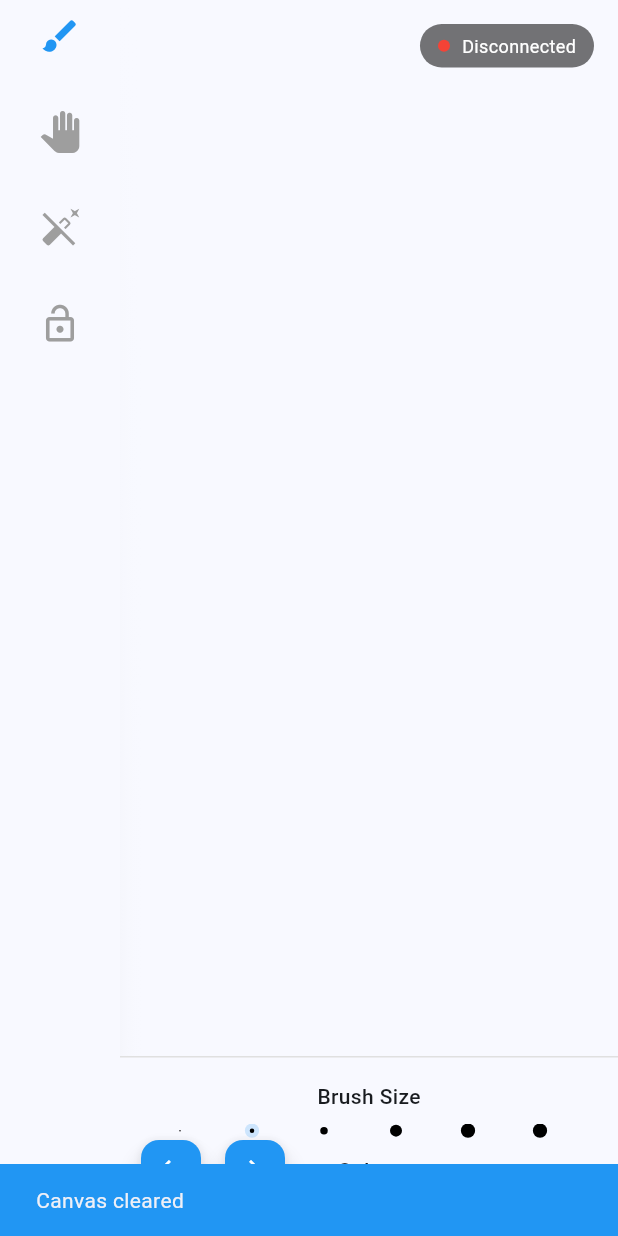
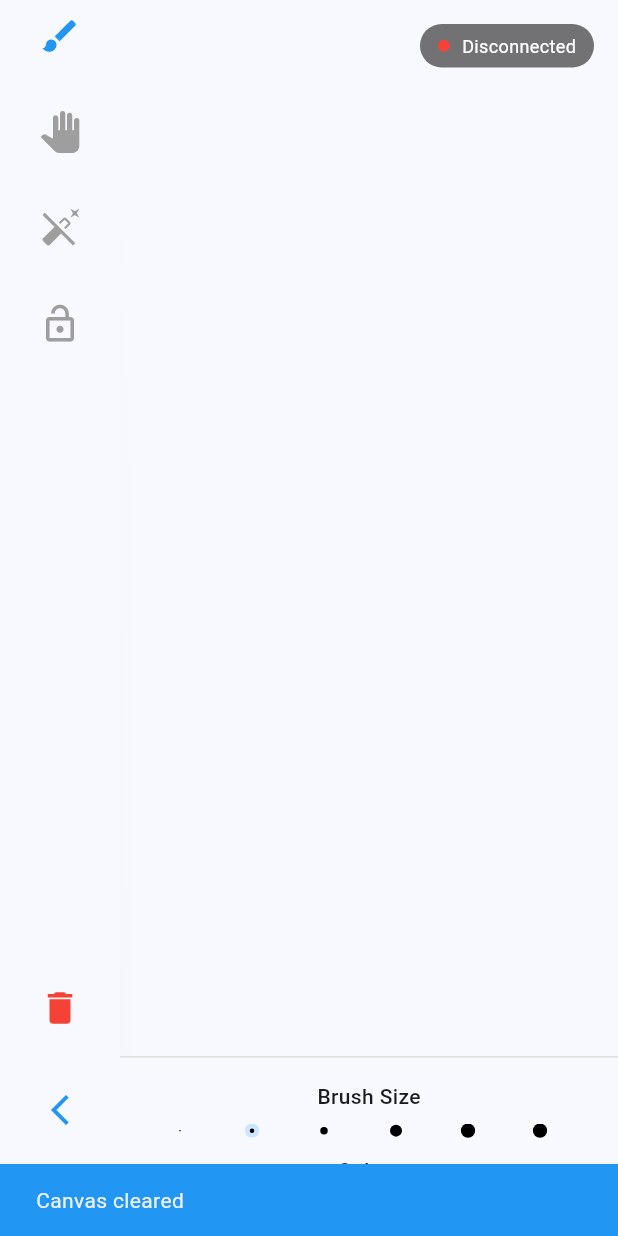
Before and after one commit to JUSAIR-JSR/WhiteBoardMobileAndDesktopApp, a Flutter app: the screen it shows after launch, after a tap on the "delete" icon, on a phone screen of 412 x 824 dp. Run offline on Flutter 3.47's test engine with Material 3 defaults, Android fonts, the phone set to English and light mode, and no system bars; our stand-ins replace socket_io_client; network calls fail.

Commit message:
Touch part is fixed

```diff
--- a/mobile/lib/main.dart
+++ b/mobile/lib/main.dart
@@ -1,3 +1,4 @@
+// mobile/lib/main.dart
 import 'dart:async';
 import 'package:flutter/material.dart';
 import 'package:socket_io_client/socket_io_client.dart' as IO;
@@ -21,17 +22,11 @@ class MyApp extends StatelessWidget {
       debugShowCheckedModeBanner: false,
       theme: ThemeData(
         useMaterial3: true,
-        colorScheme: ColorScheme.fromSeed(
-          seedColor: Colors.blue,
-          brightness: Brightness.light,
-        ),
+        colorScheme: ColorScheme.fromSeed(seedColor: Colors.blue, brightness: Brightness.light),
       ),
       darkTheme: ThemeData(
         useMaterial3: true,
-        colorScheme: ColorScheme.fromSeed(
-          seedColor: Colors.blue,
-          brightness: Brightness.dark,
-        ),
+        colorScheme: ColorScheme.fromSeed(seedColor: Colors.blue, brightness: Brightness.dark),
       ),
       home: WhiteboardPage(),
     );
@@ -50,7 +45,7 @@ class _WhiteboardPageState extends State<WhiteboardPage> {
   Stroke? currentStroke;
 
   final ScrollController _scrollController = ScrollController();
-  final _strokesStreamController = StreamController<List<Stroke>>.broadcast();
+  final StreamController<List<Stroke>> _strokesStreamController = StreamController<List<Stroke>>.broadcast();
 
   ToolMode _currentTool = ToolMode.pen;
   bool _isLocked = false;
@@ -59,7 +54,10 @@ class _WhiteboardPageState extends State<WhiteboardPage> {
   double _strokeWidth = 3.0;
 
   Offset _lastPan = Offset.zero;
-  late RenderBox _canvasBox;
+
+  // SINGLE GlobalKey for the canvas (must be unique)
+  final GlobalKey _canvasKey = GlobalKey();
+  RenderBox? _canvasBox; // will be set after frame
 
   // Color presets for quick access
   final List<Color> _colorPresets = [
@@ -81,7 +79,12 @@ class _WhiteboardPageState extends State<WhiteboardPage> {
     super.initState();
 
     WidgetsBinding.instance.addPostFrameCallback((_) {
-      _canvasBox = context.findRenderObject() as RenderBox;
+      // safely assign the canvas render box after first frame
+      try {
+        _canvasBox = _canvasKey.currentContext?.findRenderObject() as RenderBox?;
+      } catch (_) {
+        _canvasBox = null;
+      }
     });
 
     _setupSocket();
@@ -134,18 +137,14 @@ class _WhiteboardPageState extends State<WhiteboardPage> {
 
   void _setupScrollListener() {
     _scrollController.addListener(() {
-      // Update UI if needed for scroll position indicators
+      // Currently unused, but keeps you ready for scroll indicators / sync UI
     });
   }
 
   void _showSnackBar(String message, Color color) {
-    ScaffoldMessenger.of(context).showSnackBar(
-      SnackBar(
-        content: Text(message),
-        backgroundColor: color,
-        duration: Duration(seconds: 2),
-      ),
-    );
+    if (!mounted) return;
+    ScaffoldMessenger.of(context).removeCurrentSnackBar();
+    ScaffoldMessenger.of(context).showSnackBar(SnackBar(content: Text(message), backgroundColor: color, duration: Duration(seconds: 2)));
   }
 
   String colorToHex(Color c) {
@@ -153,8 +152,17 @@ class _WhiteboardPageState extends State<WhiteboardPage> {
     return "#" + hex.substring(2);
   }
 
+  // SAFELY convert global position -> canvas absolute coordinates
   Offset getCanvasPosition(Offset globalPos) {
-    final local = _canvasBox.globalToLocal(globalPos);
+    // Ensure _canvasBox is available (try to reassign if null)
+    _canvasBox ??= _canvasKey.currentContext?.findRenderObject() as RenderBox?;
+    if (_canvasBox == null) {
+      // fallback: use globalPos as-is (best effort)
+      final fallbackLocal = globalPos;
+      final absX = fallbackLocal.dx + _scrollController.offset;
+      return Offset(absX, fallbackLocal.dy);
+    }
+    final local = _canvasBox!.globalToLocal(globalPos);
     final absX = local.dx + _scrollController.offset;
     return Offset(absX, local.dy);
   }
@@ -237,12 +245,17 @@ class _WhiteboardPageState extends State<WhiteboardPage> {
             _currentTool = mode;
             if (mode == ToolMode.lock) {
               _isLocked = !_isLocked;
+            } else if (mode == ToolMode.eraser) {
+              // keep mode set to eraser
+            } else {
+              // normal selection
             }
           });
         },
       ),
     );
   }
+
   Widget _buildColorPreset(Color color) {
     final isSelected = _selectedColor.value == color.value && _currentTool == ToolMode.pen;
     return GestureDetector(
@@ -308,6 +321,15 @@ Widget build(BuildContext context) {
     final screenSize = MediaQuery.of(context).size;
     final isPortrait = screenSize.height > screenSize.width;
 
+    // ensure canvasBox is available if possible (safety)
+    if (_canvasBox == null && _canvasKey.currentContext != null) {
+      try {
+        _canvasBox = _canvasKey.currentContext!.findRenderObject() as RenderBox?;
+      } catch (_) {
+        _canvasBox = null;
+      }
+    }
+
     return WillPopScope(
       onWillPop: () async {
         if (strokes.isNotEmpty) {
@@ -317,14 +339,8 @@ Widget build(BuildContext context) {
               title: Text('Unsaved Changes'),
               content: Text('You have unsaved drawings. Are you sure you want to exit?'),
               actions: [
-              TextButton(
-                onPressed: () => Navigator.of(context).pop(false),
-                child: Text('Cancel'),
-              ),
-              TextButton(
-                onPressed: () => Navigator.of(context).pop(true),
-                child: Text('Exit'),
-              ),
+                TextButton(onPressed: () => Navigator.of(context).pop(false), child: Text('Cancel')),
+                TextButton(onPressed: () => Navigator.of(context).pop(true), child: Text('Exit')),
               ],
             ),
           );
@@ -336,24 +352,16 @@ Widget build(BuildContext context) {
         body: Stack(
           children: [
             // Background
-          Container(
-            color: Theme.of(context).colorScheme.background,
-          ),
+            Container(color: Theme.of(context).colorScheme.background),
 
             Row(
               children: [
-              // Enhanced Sidebar
+                // Enhanced Sidebar (kept as your old UI)
                 Container(
                   width: isPortrait ? 80 : 100,
                   decoration: BoxDecoration(
                     color: Theme.of(context).colorScheme.surface,
-                  boxShadow: [
-                    BoxShadow(
-                      color: Colors.black26,
-                      blurRadius: 8,
-                      offset: Offset(2, 0),
-                    ),
-                  ],
+                    boxShadow: [BoxShadow(color: Colors.black26, blurRadius: 8, offset: Offset(2, 0))],
                   ),
                   child: SafeArea(
                     child: Column(
@@ -377,20 +385,39 @@ Widget build(BuildContext context) {
                           ],
                         ),
 
-                      // Bottom Actions
+                      // Bottom Actions + Scroll Buttons
 Column(
   children: [
-                          // TODO: Implement undo functionality
-                          // _buildToolButton(Icons.undo, 'Undo', ToolMode.pen),
-                          // SizedBox(height: 16),
+    // DELETE
     IconButton(
       icon: Icon(Icons.delete, size: 28),
       color: Colors.red,
       onPressed: _clearAll,
       tooltip: 'Clear Canvas',
     ),
+
+    SizedBox(height: 20),
+
+    // SCROLL LEFT
+    IconButton(
+      icon: Icon(Icons.arrow_back_ios_new),
+      color: Colors.blue,
+      tooltip: "Scroll Left",
+      onPressed: _scrollLeft,
+    ),
+
+    SizedBox(height: 12),
+
+    // SCROLL RIGHT
+    IconButton(
+      icon: Icon(Icons.arrow_forward_ios),
+      color: Colors.blue,
+      tooltip: "Scroll Right",
+      onPressed: _scrollRight,
+    ),
   ],
 ),
+
                       ],
                     ),
                   ),
@@ -419,15 +446,12 @@ Widget build(BuildContext context) {
                           child: SingleChildScrollView(
                             controller: _scrollController,
                             scrollDirection: Axis.horizontal,
-                          physics: _currentTool == ToolMode.move
-                              ? AlwaysScrollableScrollPhysics()
-                              : NeverScrollableScrollPhysics(),
+                            physics: _currentTool == ToolMode.move ? AlwaysScrollableScrollPhysics() : NeverScrollableScrollPhysics(),
                             child: SizedBox(
                               width: CANVAS_WIDTH,
                               height: screenSize.height - (isPortrait ? 120 : 80),
                               child: GestureDetector(
                                 behavior: HitTestBehavior.opaque,
-
                                 onPanStart: (details) {
                                   if (_currentTool == ToolMode.move) {
                                     _lastPan = details.globalPosition;
@@ -438,7 +462,6 @@ Widget build(BuildContext context) {
                                   final pos = getCanvasPosition(details.globalPosition);
                                   _startStroke(pos);
                                 },
-
                                 onPanUpdate: (details) {
                                   if (_currentTool == ToolMode.move) {
                                     final dx = _lastPan.dx - details.globalPosition.dx;
@@ -456,26 +479,26 @@ Widget build(BuildContext context) {
                                   final pos = getCanvasPosition(details.globalPosition);
                                   _appendStroke(pos);
                                 },
-
                                 onPanEnd: (_) {
                                   if (_currentTool != ToolMode.move && !_isLocked) {
                                     _endStroke();
                                   }
                                 },
-
                                 onPanCancel: () {
                                   if (_currentTool != ToolMode.move && !_isLocked) {
                                     _endStroke();
                                   }
                                 },
-
                                 child: StreamBuilder<List<Stroke>>(
                                   stream: _strokesStreamController.stream,
                                   initialData: strokes,
                                   builder: (context, snapshot) {
-                                  return CustomPaint(
+                                    return RepaintBoundary(
+                                      child: CustomPaint(
+                                        key: _canvasKey, // <-- SINGLE key here
                                         size: Size(CANVAS_WIDTH, screenSize.height - (isPortrait ? 120 : 80)),
                                         painter: BoardPainter(snapshot.data ?? []),
+                                      ),
                                     );
                                   },
                                 ),
@@ -493,28 +516,7 @@ Widget build(BuildContext context) {
               ],
             ),
 
-          // Scroll Buttons
-          Positioned(
-            left: 90,
-            bottom: 20,
-            child: Row(
-              children: [
-                FloatingActionButton.small(
-                  heroTag: 'scroll_left',
-                  backgroundColor: Colors.blue,
-                  onPressed: _scrollLeft,
-                  child: Icon(Icons.arrow_back_ios, color: Colors.white, size: 16),
-                ),
-                SizedBox(width: 8),
-                FloatingActionButton.small(
-                  heroTag: 'scroll_right',
-                  backgroundColor: Colors.blue,
-                  onPressed: _scrollRight,
-                  child: Icon(Icons.arrow_forward_ios, color: Colors.white, size: 16),
-                ),
-              ],
-            ),
-          ),
+
 
             // Connection Status
             Positioned(
@@ -522,25 +524,12 @@ Widget build(BuildContext context) {
               right: 16,
               child: Container(
                 padding: EdgeInsets.symmetric(horizontal: 12, vertical: 6),
-              decoration: BoxDecoration(
-                color: Colors.black54,
-                borderRadius: BorderRadius.circular(20),
-              ),
+                decoration: BoxDecoration(color: Colors.black54, borderRadius: BorderRadius.circular(20)),
                 child: Row(
                   children: [
-                  Container(
-                    width: 8,
-                    height: 8,
-                    decoration: BoxDecoration(
-                      color: socket.connected ? Colors.green : Colors.red,
-                      shape: BoxShape.circle,
-                    ),
-                  ),
+                    Container(width: 8, height: 8, decoration: BoxDecoration(color: socket.connected ? Colors.green : Colors.red, shape: BoxShape.circle)),
                     SizedBox(width: 8),
-                  Text(
-                    socket.connected ? 'Connected' : 'Disconnected',
-                    style: TextStyle(color: Colors.white, fontSize: 12),
-                  ),
+                    Text(socket.connected ? 'Connected' : 'Disconnected', style: TextStyle(color: Colors.white, fontSize: 12)),
                   ],
                 ),
               ),
@@ -555,36 +544,18 @@ Widget build(BuildContext context) {
     return Container(
       height: 80,
       padding: EdgeInsets.symmetric(horizontal: 16),
-    decoration: BoxDecoration(
-      color: Theme.of(context).colorScheme.surface,
-      border: Border(bottom: BorderSide(color: Colors.grey.shade300)),
-    ),
+      decoration: BoxDecoration(color: Theme.of(context).colorScheme.surface, border: Border(bottom: BorderSide(color: Colors.grey.shade300))),
       child: Row(
         children: [
           Text('Brush Size:', style: TextStyle(fontWeight: FontWeight.w500)),
           SizedBox(width: 16),
-        Expanded(
-          child: Wrap(
-            spacing: 8,
-            children: _brushSizes.map(_buildBrushSizeIndicator).toList(),
-          ),
-        ),
+          Expanded(child: Wrap(spacing: 8, children: _brushSizes.map(_buildBrushSizeIndicator).toList())),
           SizedBox(width: 24),
           Text('Colors:', style: TextStyle(fontWeight: FontWeight.w500)),
           SizedBox(width: 16),
-        Expanded(
-          child: Wrap(
-            spacing: 8,
-            children: _colorPresets.map(_buildColorPreset).toList(),
-          ),
-        ),
+          Expanded(child: Wrap(spacing: 8, children: _colorPresets.map(_buildColorPreset).toList())),
           SizedBox(width: 16),
-        // Add clear button to top controls
-        IconButton(
-          icon: Icon(Icons.delete, color: Colors.red),
-          onPressed: _clearAll,
-          tooltip: 'Clear Canvas',
-        ),
+          IconButton(icon: Icon(Icons.delete, color: Colors.red), onPressed: _clearAll, tooltip: 'Clear Canvas'),
         ],
       ),
     );
@@ -594,41 +565,20 @@ Widget build(BuildContext context) {
     return Container(
       height: 120,
       padding: EdgeInsets.all(16),
-      decoration: BoxDecoration(
-        color: Theme.of(context).colorScheme.surface,
-        border: Border(top: BorderSide(color: Colors.grey.shade300)),
-      ),
+      decoration: BoxDecoration(color: Theme.of(context).colorScheme.surface, border: Border(top: BorderSide(color: Colors.grey.shade300))),
       child: Column(
         children: [
           Text('Brush Size', style: TextStyle(fontWeight: FontWeight.w500)),
           SizedBox(height: 8),
-          Expanded(
-            child: ListView.builder(
-              scrollDirection: Axis.horizontal,
-              itemCount: _brushSizes.length,
-              itemBuilder: (context, index) {
-                return Padding(
-                  padding: EdgeInsets.symmetric(horizontal: 4),
-                  child: _buildBrushSizeIndicator(_brushSizes[index]),
-                );
-              },
-            ),
-          ),
+          Expanded(child: ListView.builder(scrollDirection: Axis.horizontal, itemCount: _brushSizes.length, itemBuilder: (context, index) {
+            return Padding(padding: EdgeInsets.symmetric(horizontal: 4), child: _buildBrushSizeIndicator(_brushSizes[index]));
+          })),
           SizedBox(height: 12),
           Text('Colors', style: TextStyle(fontWeight: FontWeight.w500)),
           SizedBox(height: 8),
-          Expanded(
-            child: ListView.builder(
-              scrollDirection: Axis.horizontal,
-              itemCount: _colorPresets.length,
-              itemBuilder: (context, index) {
-                return Padding(
-                  padding: EdgeInsets.symmetric(horizontal: 4),
-                  child: _buildColorPreset(_colorPresets[index]),
-                );
-              },
-            ),
-          ),
+          Expanded(child: ListView.builder(scrollDirection: Axis.horizontal, itemCount: _colorPresets.length, itemBuilder: (context, index) {
+            return Padding(padding: EdgeInsets.symmetric(horizontal: 4), child: _buildColorPreset(_colorPresets[index]));
+          })),
         ],
       ),
     );
@@ -638,7 +588,9 @@ Widget build(BuildContext context) {
   void dispose() {
     _scrollController.dispose();
     _strokesStreamController.close();
-    socket.disconnect();
+    try {
+      socket.dispose();
+    } catch (_) {}
     super.dispose();
   }
 }
```
Lines whose indentation alone changed are shown as unchanged.
